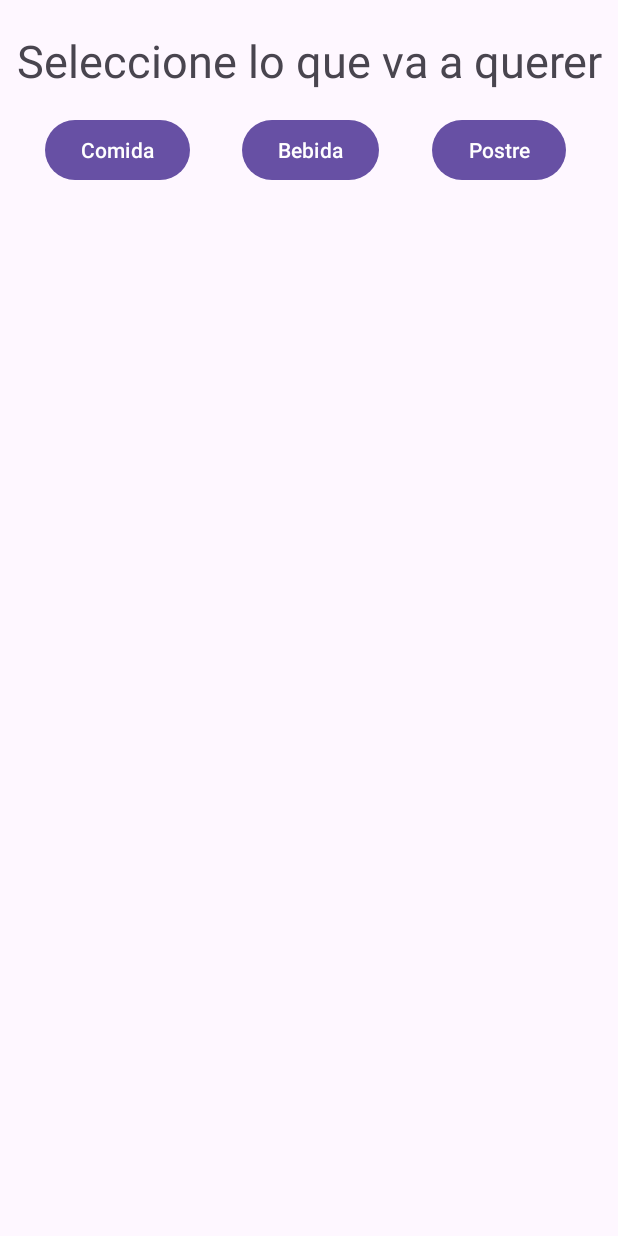
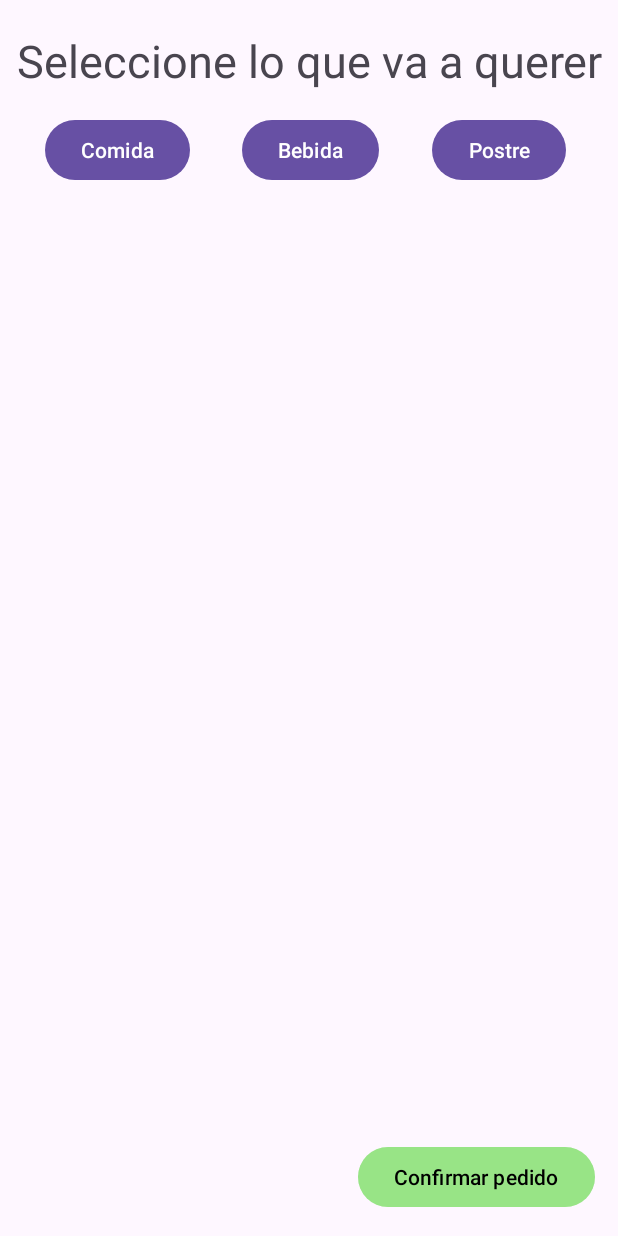
Before and after one commit to NotSureAbout15/cafe, an Android app: the PedidoMesa screen opened directly, with no data from a screen before it, on a phone screen of 412 x 824 dp. Run offline under Robolectric (Android 15) with nearby library versions, the phone set to English and light mode, and no system bars; our stand-ins replace Volley.

Commit message:
añadidos botones de añadir items al pedido y de confirmar pedido (aun no implementada su funcionalidad)
A pesar de que la funcionalidad de los botones de añadir al pedido parecen lo mismo, dado que se trata de 1 endpoint que devuelve 3 respuestas diferentes según el parámetro recibido, es necesario

```diff
--- a/CafeFront/app/src/main/java/com/example/cafefront/MesasRecyclerView/MesasViewHolder.java
+++ b/CafeFront/app/src/main/java/com/example/cafefront/MesasRecyclerView/MesasViewHolder.java
@@ -32,7 +32,7 @@ public class MesasViewHolder extends RecyclerView.ViewHolder {
 
     public void showData(MesasData data, Activity activity) {
         this.nombre.setText(data.getNombre());
-        this.precio.setText(String.valueOf(data.getPrecio()));
+        this.precio.setText(String.valueOf(data.getPrecio())+"€");
         this.pedido = data;
     }
 }
--- a/CafeFront/app/src/main/java/com/example/cafefront/PedidoMesa.java
+++ b/CafeFront/app/src/main/java/com/example/cafefront/PedidoMesa.java
@@ -23,6 +23,7 @@ import com.android.volley.toolbox.JsonObjectRequest;
 import com.android.volley.toolbox.Volley;
 import com.example.cafefront.MesasRecyclerView.MesasAdapter;
 import com.example.cafefront.MesasRecyclerView.MesasData;
+import com.google.android.material.snackbar.Snackbar;
 
 import org.json.JSONArray;
 import org.json.JSONException;
@@ -33,10 +34,14 @@ import java.util.List;
 
 public class PedidoMesa extends AppCompatActivity {
     private Context context;
+    private View rootView;
     private RequestQueue queue;
     private Button comida;
     private Button bebida;
     private Button postres;
+    private Button confirmar_comida;
+    private Button confirmar_bebida;
+    private Button confirmar_postres;
     private String tipo;
     private MesasAdapter adapter;
 
@@ -52,13 +57,22 @@ public class PedidoMesa extends AppCompatActivity {
         });
 
         context = this;
+        rootView = findViewById(android.R.id.content);
         queue = Volley.newRequestQueue(context);
         comida = findViewById(R.id.comida);
         bebida = findViewById(R.id.bebida);
         postres = findViewById(R.id.postres);
+        confirmar_comida = findViewById(R.id.confirmar_comida);
+        confirmar_bebida = findViewById(R.id.confirmar_bebida);
+        confirmar_postres = findViewById(R.id.confirmar_postre);
 
         // Recuperar el nombre de la mesa del Intent
         String nombreMesa = getIntent().getStringExtra("nombre_mesa");
+
+        //en un principio los botones de confirmacion van a estar ocultos, al clicar sobre su tipo se haran visibles
+        confirmar_comida.setVisibility(View.INVISIBLE);
+        confirmar_bebida.setVisibility(View.INVISIBLE);
+        confirmar_postres.setVisibility(View.INVISIBLE);
 
         //segun el boton q se clique, mostrara un recycler view del menu q tenga ese tipo
         comida.setOnClickListener(new View.OnClickListener() {
@@ -66,6 +80,9 @@ public class PedidoMesa extends AppCompatActivity {
             public void onClick(View v) {
                 tipo = "Comida";
                 mostrarMenu(tipo);
+                confirmar_comida.setVisibility(View.VISIBLE);
+                confirmar_bebida.setVisibility(View.INVISIBLE);
+                confirmar_postres.setVisibility(View.INVISIBLE);
             }
         });
         bebida.setOnClickListener(new View.OnClickListener() {
@@ -73,6 +90,9 @@ public class PedidoMesa extends AppCompatActivity {
             public void onClick(View v) {
                 tipo = "Bebida";
                 mostrarMenu(tipo);
+                confirmar_comida.setVisibility(View.INVISIBLE);
+                confirmar_bebida.setVisibility(View.VISIBLE);
+                confirmar_postres.setVisibility(View.INVISIBLE);
             }
         });
         postres.setOnClickListener(new View.OnClickListener() {
@@ -80,10 +100,59 @@ public class PedidoMesa extends AppCompatActivity {
             public void onClick(View v) {
                 tipo = "Postre";
                 mostrarMenu(tipo);
+                confirmar_comida.setVisibility(View.INVISIBLE);
+                confirmar_bebida.setVisibility(View.INVISIBLE);
+                confirmar_postres.setVisibility(View.VISIBLE);
             }
         });
 
-        //Toast.makeText(context, "Estas dentro del pedido para la mesa: " + nombreMesa, Toast.LENGTH_LONG).show();
+        //al hacer click en confirmar comida
+        confirmar_comida.setOnClickListener(new View.OnClickListener() {
+            @Override
+            public void onClick(View v) {
+                //obtengo la lista de items seleccionados
+                List<MesasData> comidaSeleccionada = adapter.getPedido();
+
+                //si la lista esta vacia, le indico que para confirmar hay q seleccionar primero, sino confirmo el pedido
+                if (comidaSeleccionada.isEmpty()){
+                    Snackbar.make(rootView, "Hay que seleccionar algo antes de pedir :)", Snackbar.LENGTH_LONG).show();
+                } else {
+                    Toast.makeText(context, "Añadido al pedido", Toast.LENGTH_LONG).show();
+                }
+            }
+        });
+
+        //al hacer click en confirmar bebida
+        confirmar_bebida.setOnClickListener(new View.OnClickListener() {
+            @Override
+            public void onClick(View v) {
+                //obtengo la lista de items seleccionados
+                List<MesasData> bebidaSeleccionada = adapter.getPedido();
+
+                //si la lista esta vacia, le indico que para confirmar hay q seleccionar primero, sino confirmo el pedido
+                if (bebidaSeleccionada.isEmpty()){
+                    Snackbar.make(rootView, "Hay que seleccionar algo antes de pedir :)", Snackbar.LENGTH_LONG).show();
+                } else {
+                    Toast.makeText(context, "Añadido al pedido", Toast.LENGTH_LONG).show();
+                }
+            }
+        });
+
+        //al hacer click en confirmar postres
+        confirmar_postres.setOnClickListener(new View.OnClickListener() {
+            @Override
+            public void onClick(View v) {
+                //obtengo la lista de items seleccionados
+                List<MesasData> postreSeleccionado = adapter.getPedido();
+
+                //si la lista esta vacia, le indico que para confirmar hay q seleccionar primero, sino confirmo el pedido
+                if (postreSeleccionado.isEmpty()){
+                    Snackbar.make(rootView, "Hay que seleccionar algo antes de pedir :)", Snackbar.LENGTH_LONG).show();
+                } else {
+                    Toast.makeText(context, "Añadido al pedido", Toast.LENGTH_LONG).show();
+                }
+            }
+        });
     }
 
     private void mostrarMenu(String tipo) {
--- a/CafeFront/app/src/main/res/layout/activity_pedido_mesa.xml
+++ b/CafeFront/app/src/main/res/layout/activity_pedido_mesa.xml
@@ -64,4 +64,51 @@
         app:layout_constraintStart_toStartOf="parent"
         app:layout_constraintEnd_toEndOf="parent"/>
 
+    <Button
+        android:id="@+id/confirmar_comida"
+        android:layout_width="wrap_content"
+        android:layout_height="wrap_content"
+        android:text="Añadir al pedido"
+        android:textColor="@color/black"
+        android:backgroundTint="#635AD83E"
+        android:layout_marginEnd="15dp"
+        android:layout_marginBottom="15dp"
+        app:layout_constraintEnd_toStartOf="@id/confirmar_pedido"
+        app:layout_constraintBottom_toBottomOf="parent"/>
+
+    <Button
+        android:id="@+id/confirmar_bebida"
+        android:layout_width="wrap_content"
+        android:layout_height="wrap_content"
+        android:text="Añadir al pedido"
+        android:textColor="@color/black"
+        android:backgroundTint="#635AD83E"
+        android:layout_marginEnd="15dp"
+        android:layout_marginBottom="15dp"
+        app:layout_constraintEnd_toStartOf="@id/confirmar_pedido"
+        app:layout_constraintBottom_toBottomOf="parent"/>
+
+    <Button
+        android:id="@+id/confirmar_postre"
+        android:layout_width="wrap_content"
+        android:layout_height="wrap_content"
+        android:text="Añadir al pedido"
+        android:textColor="@color/black"
+        android:backgroundTint="#635AD83E"
+        android:layout_marginEnd="15dp"
+        android:layout_marginBottom="15dp"
+        app:layout_constraintEnd_toStartOf="@id/confirmar_pedido"
+        app:layout_constraintBottom_toBottomOf="parent"/>
+
+    <Button
+        android:id="@+id/confirmar_pedido"
+        android:layout_width="wrap_content"
+        android:layout_height="wrap_content"
+        android:text="Confirmar pedido"
+        android:textColor="@color/black"
+        android:backgroundTint="#635AD83E"
+        android:layout_marginEnd="15dp"
+        android:layout_marginBottom="15dp"
+        app:layout_constraintEnd_toEndOf="parent"
+        app:layout_constraintBottom_toBottomOf="parent"/>
 </androidx.constraintlayout.widget.ConstraintLayout>
```
